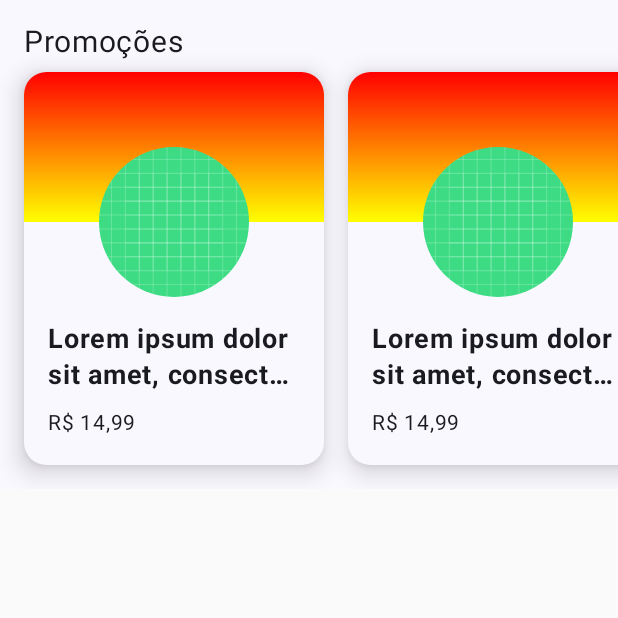
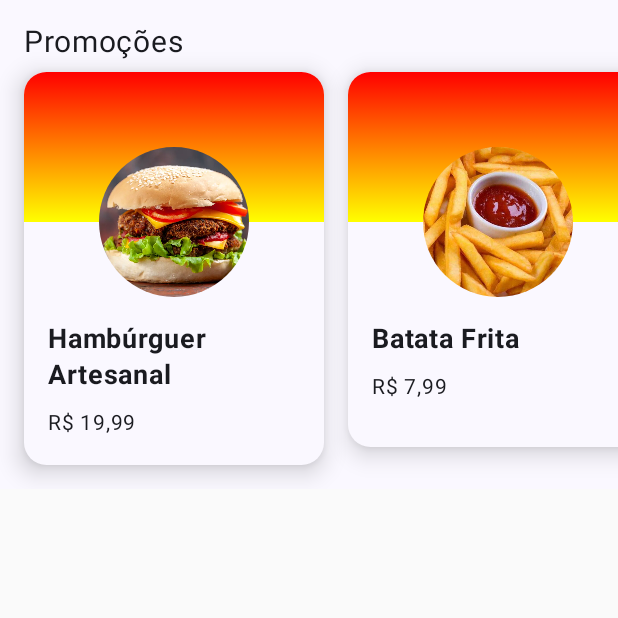
Before and after one commit to Jean-Carlo-Torres/sabor_express_android, an Android app built with Jetpack Compose: the screen it shows after launch (MainActivity), on a phone screen of 412 x 824 dp, the top half of it. Run offline under Robolectric (Android 15) with nearby library versions, the phone set to English and light mode, and no system bars.

Commit message:
Adicionando imagem e preço do produto

```diff
--- /dev/null
+++ b/app/src/main/java/br/com/saborexpress.extensions/BigDecimalExtension.kt
@@ -0,0 +1,11 @@
+package br.com.saborexpress.extensions
+
+import java.math.BigDecimal
+import java.text.NumberFormat
+import java.util.Locale
+
+fun BigDecimal.toBrazilianCurrency(): String {
+    return NumberFormat
+        .getCurrencyInstance(Locale("pt", "BR"))
+        .format(this)
+}
--- a/app/src/main/java/br/com/saborexpress/MainActivity.kt
+++ b/app/src/main/java/br/com/saborexpress/MainActivity.kt
@@ -4,7 +4,6 @@ import android.os.Bundle
 import androidx.activity.ComponentActivity
 import androidx.activity.compose.setContent
 import androidx.compose.foundation.Image
-import androidx.compose.foundation.ScrollState
 import androidx.compose.foundation.background
 import androidx.compose.foundation.horizontalScroll
 import androidx.compose.foundation.layout.Arrangement
@@ -31,6 +30,7 @@ import androidx.compose.ui.Modifier
 import androidx.compose.ui.draw.clip
 import androidx.compose.ui.graphics.Brush
 import androidx.compose.ui.graphics.Color
+import androidx.compose.ui.layout.ContentScale
 import androidx.compose.ui.res.painterResource
 import androidx.compose.ui.text.font.FontWeight
 import androidx.compose.ui.text.style.TextOverflow
@@ -38,7 +38,10 @@ import androidx.compose.ui.tooling.preview.Preview
 import androidx.compose.ui.tooling.preview.datasource.LoremIpsum
 import androidx.compose.ui.unit.dp
 import androidx.compose.ui.unit.sp
+import br.com.saborexpress.extensions.toBrazilianCurrency
+import br.com.saborexpress.model.Product
 import br.com.saborexpress.ui.theme.SaborExpressTheme
+import java.math.BigDecimal
 
 class MainActivity : ComponentActivity() {
     override fun onCreate(savedInstanceState: Bundle?) {
@@ -61,21 +64,38 @@ fun ProductSection() {
             modifier = Modifier
                 .padding(top = 8.dp, bottom = 16.dp)
                 .fillMaxWidth()
-                .horizontalScroll(rememberScrollState()),
+                .horizontalScroll(rememberScrollState())
+                .padding(horizontal = 16.dp),
             horizontalArrangement = Arrangement.spacedBy(16.dp)
 
         ) {
-            Spacer(Modifier)
-            ProductItem()
-            ProductItem()
-            ProductItem()
-            Spacer(Modifier)
+            ProductItem(
+                Product(
+                    name = "Hambúrguer Artesanal",
+                    price = BigDecimal("19.99"),
+                    image = R.drawable.hamburguer
+                )
+            )
+            ProductItem(
+                Product(
+                    name = "Batata Frita",
+                    price = BigDecimal("7.99"),
+                    image = R.drawable.batata_frita
+                )
+            )
+            ProductItem(
+                Product(
+                    name = "Hot Dog",
+                    price = BigDecimal("9.99"),
+                    image = R.drawable.hotdog
+                )
+            )
         }
     }
 }
 
 @Composable
-fun ProductItem() {
+fun ProductItem(product: Product) {
     Surface(
         shape = RoundedCornerShape(15.dp),
         shadowElevation = 10.dp,
@@ -100,19 +120,21 @@ fun ProductItem() {
                     .fillMaxWidth()
             ) {
                 Image(
-                    painter = painterResource(id = R.drawable.ic_launcher_background),
+                    painter = painterResource(product.image),
                     contentDescription = null,
                     Modifier
                         .size(imageSize)
                         .offset(y = imageSize / 2)
                         .clip(shape = CircleShape)
-                        .align(BottomCenter)
+                        .align(BottomCenter),
+                    contentScale = ContentScale.Crop
+
                 )
             }
             Spacer(modifier = Modifier.height(imageSize / 2))
             Column(Modifier.padding(16.dp)) {
                 Text(
-                    text = LoremIpsum(50).values.first(),
+                    text = product.name,
                     fontSize = 18.sp,
                     fontWeight = FontWeight(700),
                     modifier = Modifier
@@ -121,7 +143,7 @@ fun ProductItem() {
                     overflow = TextOverflow.Ellipsis
                 )
                 Text(
-                    text = "R$ 14,99",
+                    text = product.price.toBrazilianCurrency(),
                     Modifier.padding(top = 8.dp),
                     fontSize = 14.sp,
                     fontWeight = FontWeight(400)
@@ -140,7 +162,13 @@ private fun ProductSectionPreview() {
 @Preview(showBackground = true)
 @Composable
 private fun ProductItemPreview() {
-    ProductItem()
+    ProductItem(
+        Product(
+            name = LoremIpsum(50).values.first(),
+            price = BigDecimal("0.00"),
+            image = R.drawable.placeholder
+        )
+    )
 }
 
 @Composable
--- /dev/null
+++ b/app/src/main/java/br/com/saborexpress/model/Product.kt
@@ -0,0 +1,11 @@
+package br.com.saborexpress.model
+
+import androidx.annotation.DrawableRes
+import br.com.saborexpress.R
+import java.math.BigDecimal
+
+class Product(
+    val name: String,
+    val price: BigDecimal,
+    @DrawableRes val image: Int
+)
```
Also changed, not shown: app/src/main/res/drawable-hdpi/placeholder.png (added), app/src/main/res/drawable-ldpi/placeholder.png (added), app/src/main/res/drawable-mdpi/placeholder.png (added), app/src/main/res/drawable-xhdpi/placeholder.png (added), app/src/main/res/drawable-xxhdpi/placeholder.png (added), app/src/main/res/drawable-xxxhdpi/placeholder.png (added), app/src/main/res/drawable/batata_frita.jpg (added), app/src/main/res/drawable/hamburguer.webp (added), app/src/main/res/drawable/hotdog.jpg (added).
